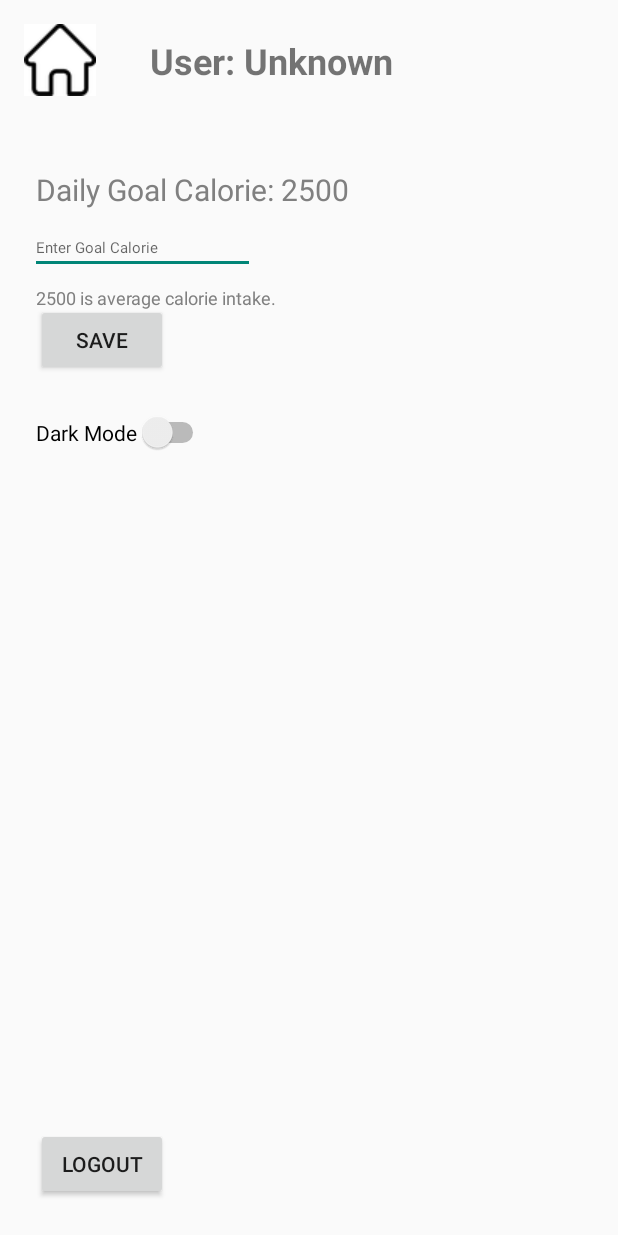
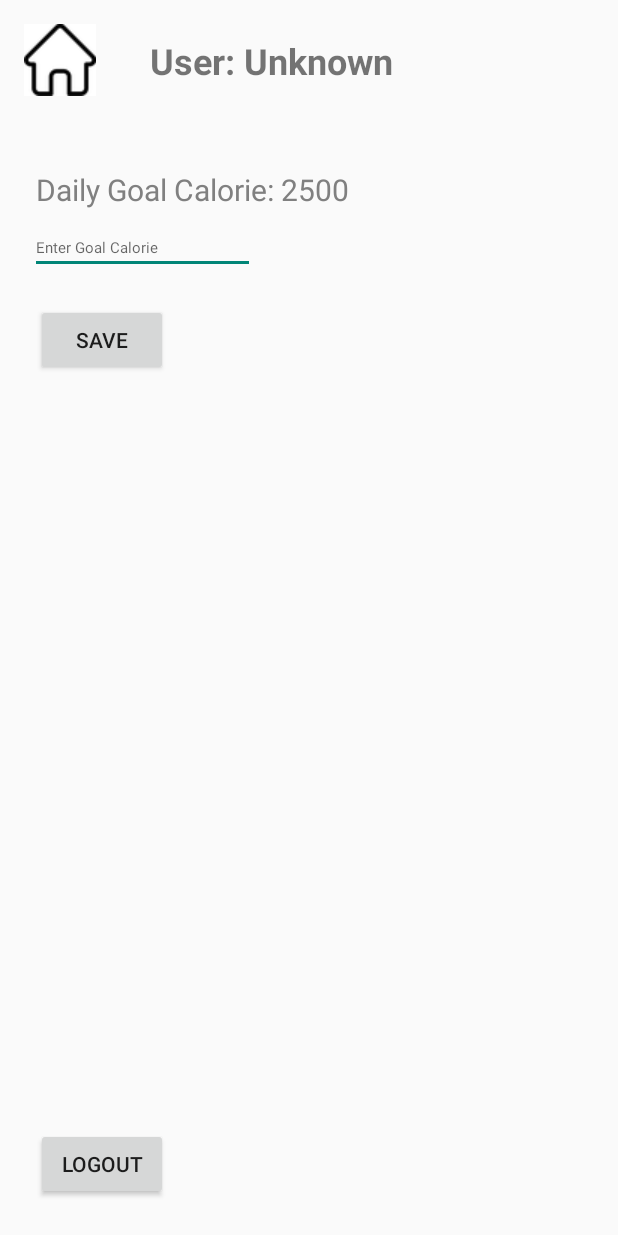
Before and after one commit to Parkdongkwan/Tracking-App, an Android app built with Jetpack Compose: the Settings screen opened directly, with no data from a screen before it, on a phone screen of 412 x 824 dp. Run offline under Robolectric (Android 15) with nearby library versions, the light colour scheme and no system bars; our stand-ins replace Firebase (no records; nobody signed in at launch, a user with empty details on screens opened directly).

Commit message:
Final Modifications

```diff
--- a/Application/app/src/main/java/eu/fyp/app/UserData.kt
+++ b/Application/app/src/main/java/eu/fyp/app/UserData.kt
@@ -7,7 +7,8 @@ data class UserData(
     val foodIntakes: MutableList<FoodIntake> = mutableListOf(),
     val weeklyIntake: MutableList<WeeklyIntake> = mutableListOf(),
     var dailyIntakes: MutableList<DailyIntakes> = mutableListOf(),
-    var userCalorieGoal: Int = 2500, // Default value for user's calorie goal
+    var userCalorieGoal: Int = 0, // Default value for user's calorie goal
+    val gender: String? = null,
 )
 
 data class DailyIntakes(
--- a/Application/app/src/main/res/layout/activity_settings.xml
+++ b/Application/app/src/main/res/layout/activity_settings.xml
@@ -40,16 +40,6 @@
         android:layout_marginStart="24dp"
         android:layout_marginTop="32dp" />
 
-    <TextView
-        android:layout_width="wrap_content"
-        android:layout_height="wrap_content"
-        android:textSize="12sp"
-        android:text="2500 is average calorie intake."
-        android:textColor="#808080"
-        android:layout_below="@id/textGoalCalorie"
-        android:layout_marginStart="24dp"
-        android:layout_marginTop="50dp" />
-
     <EditText
         android:id="@+id/editGoalCalorie"
         android:layout_width="150dp"
@@ -71,15 +61,6 @@
         android:layout_marginStart="24dp"
         android:layout_marginTop="20dp" />
 
-    <!-- Dark Mode Toggle -->
-    <Switch
-        android:id="@+id/switchDarkMode"
-        android:layout_width="wrap_content"
-        android:layout_height="wrap_content"
-        android:text="Dark Mode"
-        android:layout_below="@id/btnSaveGoalCalorie"
-        android:layout_marginStart="24dp"
-        android:layout_marginTop="24dp" />
 
     <!-- Logout Button -->
     <Button
--- a/Application/app/src/main/res/layout/activity_track2.xml
+++ b/Application/app/src/main/res/layout/activity_track2.xml
@@ -54,7 +54,7 @@
         android:id="@+id/textViewRedirectToTrack"
         android:layout_width="wrap_content"
         android:layout_height="wrap_content"
-        android:text="Type In Food to Record"
+        android:text="Upload Photo to Record"
         android:textStyle="bold"
         android:textSize="18sp"
         android:clickable="true"
```
Also changed, not shown: Application/app/src/main/java/eu/fyp/app/ManageDailyIntake.kt (+9 -1 lines), Application/app/src/main/java/eu/fyp/app/PopupHelper.kt (+9 -3 lines), Application/app/src/main/java/eu/fyp/app/Signup.kt (+45 -2 lines), Application/app/src/main/java/eu/fyp/app/Track2.kt (+13 -4 lines), Application/app/src/main/res/layout/activity_stats2.xml (+5 -5 lines), 3 other files.
